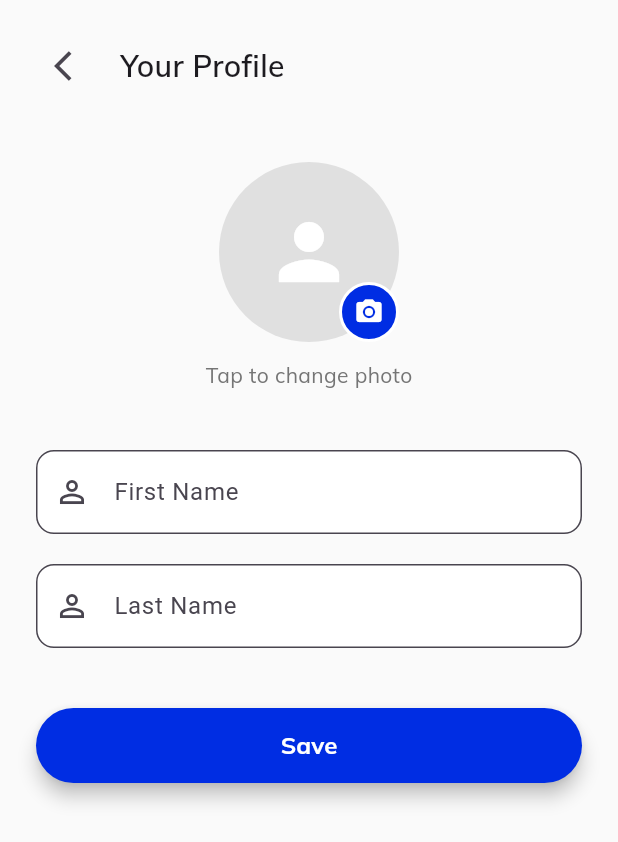
After one commit to Manar-Elhabbal7/chateo, a Flutter app: the Screen4 screen opened directly, on a phone screen of 412 x 824 dp. The commit adds this screen. Shown: the top 842 px of the screen. Run offline on Flutter 3.47's test engine with Material 3 defaults, Android fonts, the phone set to English and light mode, and no system bars; our stand-ins replace google_fonts, image_picker, intl_phone_field, pin_code_fields.

Commit message:
4 screens done except some erros in logic

```diff
--- a/lib/main.dart
+++ b/lib/main.dart
@@ -5,13 +5,21 @@ void main(){
   runApp(Chateo());
 }
 
-class Chateo extends StatelessWidget {
+class Chateo extends StatefulWidget {
   const Chateo({super.key});
+
+  @override
+  State<Chateo> createState() => _ChateoState();
+}
+
+class _ChateoState extends State<Chateo> {
+  bool isDark = false;
 
   @override
   Widget build(BuildContext context) {
     return MaterialApp(
       debugShowCheckedModeBanner: false,
+      theme: isDark?ThemeData.dark():ThemeData.light(),
       home: Screen1()
     );
   }
--- a/lib/screens/screen1.dart
+++ b/lib/screens/screen1.dart
@@ -8,6 +8,7 @@ class Screen1 extends StatelessWidget {
   @override
   Widget build(BuildContext context) {
     return Scaffold(
+      //based on mode
       backgroundColor: Colors.white,
 
       body: SafeArea(
@@ -39,7 +40,7 @@ class Screen1 extends StatelessWidget {
                 ),
               ),
 
-              //Note : clickable text
+              //Note : This text is not clickable
               Padding(
                 padding: const EdgeInsets.only(top: 16, bottom: 20),
                 child: Text(
--- /dev/null
+++ b/lib/screens/screen4.dart
@@ -0,0 +1,253 @@
+import 'dart:io';
+import 'package:flutter/foundation.dart' show kIsWeb;
+import 'package:flutter/material.dart';
+import 'package:google_fonts/google_fonts.dart';
+import 'package:image_picker/image_picker.dart';
+
+class Screen4 extends StatefulWidget {
+  const Screen4({super.key});
+
+  @override
+  State<Screen4> createState() => _Screen4State();
+}
+
+class _Screen4State extends State<Screen4> {
+  File? _image;
+  XFile? _webImage;
+  final TextEditingController _fControllor = TextEditingController();
+  final TextEditingController _lControllor = TextEditingController();
+  final ImagePicker _picker = ImagePicker();
+
+  Future<void> _pickImage() async {
+    try {
+      final XFile? pickedFile = await _picker.pickImage(
+        source: ImageSource.gallery,
+        maxWidth: 800,
+        maxHeight: 800,
+      );
+
+      if (pickedFile != null) {
+        setState(() {
+          if (kIsWeb) {
+            _webImage = pickedFile;
+          }
+          else {
+            _image = File(pickedFile.path);
+          }
+        });
+      }
+    } catch (e) {
+      debugPrint('Image picking failed: $e');
+      if (mounted) {
+        ScaffoldMessenger.of(context).showSnackBar(
+          SnackBar(content: Text('Failed to pick image: $e')),
+        );
+      }
+    }
+  }
+
+  Widget _buildAvatar() {
+    if (kIsWeb && _webImage != null) {
+
+      return ClipOval(
+        child: Image.network(
+          _webImage!.path,
+          width: 120,
+          height: 120,
+          fit: BoxFit.cover,
+          errorBuilder: (context, error, stackTrace) {
+            return Container(
+              width: 120,
+              height: 120,
+              color: Colors.grey[300],
+              child: const Icon(Icons.person, size: 60, color: Colors.white),
+            );
+          },
+        ),
+      );
+    } else if (!kIsWeb && _image != null) {
+
+      return CircleAvatar(
+        radius: 60,
+        backgroundImage: FileImage(_image!),
+      );
+    } else {
+
+      return CircleAvatar(
+        radius: 60,
+        backgroundColor: Colors.grey[300],
+        child: const Icon(Icons.person, size: 60, color: Colors.white),
+      );
+    }
+  }
+
+  void _saveProfile() {
+    final firstName = _fControllor.text.trim();
+    final lastName = _lControllor.text.trim();
+
+    if (firstName.isEmpty || lastName.isEmpty) {
+      ScaffoldMessenger.of(context).showSnackBar(
+        const SnackBar(
+          content: Text('Please fill in both first and last name'),
+          backgroundColor: Colors.red,
+        ),
+      );
+      return;
+    }
+
+
+    ScaffoldMessenger.of(context).showSnackBar(
+      SnackBar(
+        content: Text('Profile saved: $firstName $lastName'),
+        backgroundColor: Colors.green,
+      ),
+    );
+
+    debugPrint('First Name: $firstName');
+    debugPrint('Last Name: $lastName');
+    debugPrint('Image: ${kIsWeb ? _webImage?.path : _image?.path}');
+  }
+
+  @override
+  void dispose() {
+    _fControllor.dispose();
+    _lControllor.dispose();
+    super.dispose();
+  }
+
+  @override
+  Widget build(BuildContext context) {
+    return Scaffold(
+      backgroundColor: Colors.grey[50],
+      body: SafeArea(
+        child: Padding(
+          padding: const EdgeInsets.symmetric(horizontal: 24, vertical: 20),
+          child: SingleChildScrollView(
+            child: Column(
+              crossAxisAlignment: CrossAxisAlignment.start,
+              children: [
+
+                Row(
+                  children: [
+                    IconButton(
+                      icon: const Icon(Icons.arrow_back_ios),
+                      onPressed: () => Navigator.pop(context),
+                    ),
+                    const SizedBox(width: 8),
+                    Text(
+                      'Your Profile',
+                      style: GoogleFonts.mulish(
+                        fontWeight: FontWeight.w600,
+                        fontSize: 20,
+                      ),
+                    ),
+                  ],
+                ),
+                const SizedBox(height: 40),
+
+
+                Center(
+                  child: Column(
+                    children: [
+                      GestureDetector(
+                        onTap: _pickImage,
+                        child: Stack(
+                          children: [
+                            _buildAvatar(),
+                            Positioned(
+                              bottom: 0,
+                              right: 0,
+                              child: Container(
+                                padding: const EdgeInsets.all(8),
+                                decoration: BoxDecoration(
+                                  color: const Color(0xFF002DE3),
+                                  shape: BoxShape.circle,
+                                  border: Border.all(
+                                    color: Colors.white,
+                                    width: 2,
+                                  ),
+                                ),
+                                child: const Icon(
+                                  Icons.camera_alt,
+                                  color: Colors.white,
+                                  size: 20,
+                                ),
+                              ),
+                            ),
+                          ],
+                        ),
+                      ),
+                      const SizedBox(height: 12),
+                      Text(
+                        'Tap to change photo',
+                        style: GoogleFonts.mulish(
+                          fontSize: 14,
+                          color: Colors.grey[600],
+                        ),
+                      ),
+                    ],
+                  ),
+                ),
+                const SizedBox(height: 40),
+
+
+                TextField(
+                  controller: _fControllor,
+                  decoration: InputDecoration(
+                    labelText: 'First Name',
+                    border: OutlineInputBorder(
+                      borderRadius: BorderRadius.circular(12),
+                    ),
+                    filled: true,
+                    fillColor: Colors.white,
+                    prefixIcon: const Icon(Icons.person_outline),
+                  ),
+                ),
+                const SizedBox(height: 20),
+
+
+                TextField(
+                  controller: _lControllor,
+                  decoration: InputDecoration(
+                    labelText: 'Last Name',
+                    border: OutlineInputBorder(
+                      borderRadius: BorderRadius.circular(12),
+                    ),
+                    filled: true,
+                    fillColor: Colors.white,
+                    prefixIcon: const Icon(Icons.person_outline),
+                  ),
+                ),
+                const SizedBox(height: 40),
+
+
+                SizedBox(
+                  width: double.infinity,
+                  height: 50,
+                  child: ElevatedButton(
+                    onPressed: _saveProfile,
+                    style: ElevatedButton.styleFrom(
+                      backgroundColor: const Color(0xFF002DE3),
+                      shape: RoundedRectangleBorder(
+                        borderRadius: BorderRadius.circular(30),
+                      ),
+                      elevation: 5,
+                    ),
+                    child: Text(
+                      'Save',
+                      style: GoogleFonts.mulish(
+                        color: Colors.white,
+                        fontWeight: FontWeight.w700,
+                        fontSize: 16,
+                      ),
+                    ),
+                  ),
+                ),
+              ],
+            ),
+          ),
+        ),
+      ),
+    );
+  }
+}
--- a/pubspec.yaml
+++ b/pubspec.yaml
@@ -37,6 +37,7 @@ dependencies:
   google_fonts: ^6.3.2
   pin_code_fields: ^8.0.1
   intl_phone_field: ^3.2.0
+  image_picker: ^1.2.0
 
 dev_dependencies:
   flutter_test:
@@ -63,6 +64,7 @@ flutter:
   # To add assets to your application, add an assets section, like this:
   assets:
     - lib/assets/screen1.png
+    - lib/assets/person.jpg
   #   - images/a_dot_ham.jpeg
 
   # An image asset can refer to one or more resolution-specific "variants", see
```
Also changed, not shown: lib/screens/screen2.dart (+10 -2 lines), lib/screens/screen3.dart (added, +152 -0 lines), lib/assets/person.jpg (added), pubspec.lock, 5 other files.
